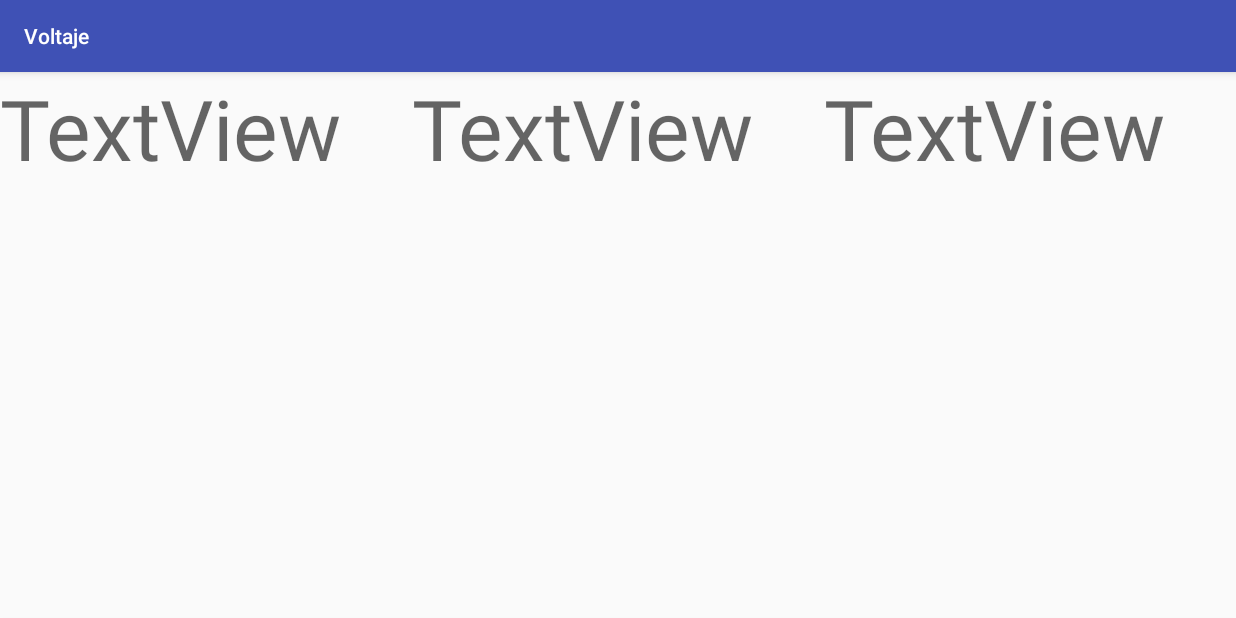
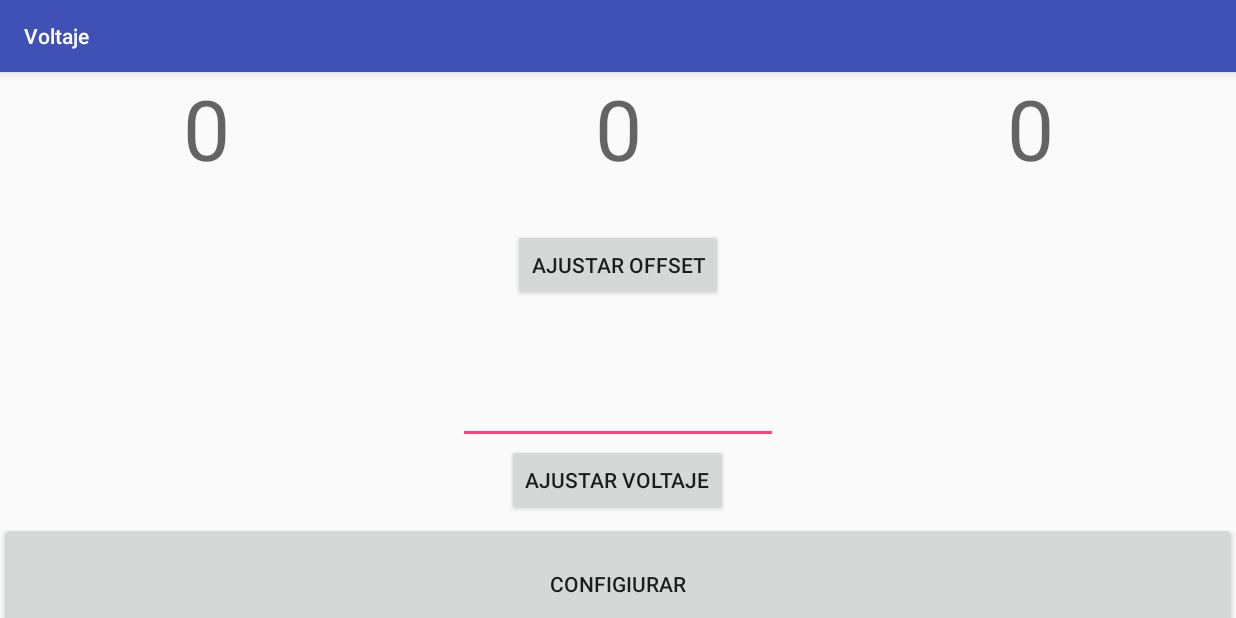
Before and after one commit to ricardo2409/Voltaje, an Android app: the screen it shows after launch (MainActivity), on a phone screen of 824 x 412 dp (held sideways). Run offline under Robolectric (Android 15) with nearby library versions, the phone set to English and light mode, and no system bars.

Commit message:
Before adding readConfig in beginListenForData

```diff
--- a/app/src/main/AndroidManifest.xml
+++ b/app/src/main/AndroidManifest.xml
@@ -10,7 +10,7 @@
         android:roundIcon="@mipmap/ic_launcher_round"
         android:supportsRtl="true"
         android:theme="@style/AppTheme">
-        <activity android:name=".MainActivity" android:screenOrientation="landscape">
+        <activity android:name=".MainActivity" android:screenOrientation="landscape" android:windowSoftInputMode="stateHidden">
             <intent-filter>
                 <action android:name="android.intent.action.MAIN" />
                 <action android:name="android.bluetooth.device.action.ACL_CONNECTED" />
--- a/app/src/main/res/layout/activity_main.xml
+++ b/app/src/main/res/layout/activity_main.xml
@@ -16,12 +16,33 @@
             android:layout_height="300dp"
             android:orientation="horizontal">
 
+            <LinearLayout
+                android:layout_width="match_parent"
+                android:layout_height="wrap_content"
+                android:layout_weight="1"
+                android:orientation="vertical">
+
+                <LinearLayout
+                    android:layout_width="match_parent"
+                    android:layout_height="match_parent"
+                    android:orientation="horizontal">
+
                     <TextView
                         android:id="@+id/tvVoltaje1"
                         android:layout_width="wrap_content"
                         android:layout_height="wrap_content"
                         android:layout_weight="1"
-                android:text="TextView"
+                        android:gravity="center_vertical|center_horizontal"
+                        android:text="0"
+                        android:textAppearance="@style/TextAppearance.AppCompat.Display3" />
+
+                    <TextView
+                        android:id="@+id/tvVoltaje3"
+                        android:layout_width="wrap_content"
+                        android:layout_height="wrap_content"
+                        android:layout_weight="1"
+                        android:gravity="center_horizontal"
+                        android:text="0"
                         android:textAppearance="@style/TextAppearance.AppCompat.Display3" />
 
                     <TextView
@@ -29,30 +50,69 @@
                         android:layout_width="wrap_content"
                         android:layout_height="wrap_content"
                         android:layout_weight="1"
-                android:text="TextView"
+                        android:gravity="center_horizontal"
+                        android:text="0"
                         android:textAppearance="@style/TextAppearance.AppCompat.Display3" />
 
-            <TextView
-                android:id="@+id/tvVoltaje3"
+                </LinearLayout>
+
+                <Space
+                    android:layout_width="match_parent"
+                    android:layout_height="30dp"
+                    android:layout_weight="1" />
+                <Button
+                    android:id="@+id/btnOffset"
                     android:layout_width="wrap_content"
                     android:layout_height="wrap_content"
+                    android:layout_gravity="center_vertical|center_horizontal"
                     android:layout_weight="1"
-                android:text="TextView"
-                android:textAppearance="@style/TextAppearance.AppCompat.Display3" />
+                    android:text="Ajustar Offset" />
+
+                <Space
+                    android:layout_width="match_parent"
+                    android:layout_height="50dp" />
+
+                <EditText
+                    android:id="@+id/etGanancia"
+                    android:layout_width="wrap_content"
+                    android:layout_height="wrap_content"
+                    android:layout_gravity="center_vertical|center_horizontal"
+                    android:ems="10"
+                    android:foregroundGravity="center_horizontal"
+                    android:gravity="center_horizontal"
+                    android:inputType="numberDecimal" />
+
+                <Button
+                    android:id="@+id/btnGanancia"
+                    android:layout_width="wrap_content"
+                    android:layout_height="wrap_content"
+                    android:layout_gravity="center_vertical|center_horizontal"
+                    android:text="Ajustar Voltaje" />
+
+            </LinearLayout>
+
         </LinearLayout>
 
         <LinearLayout
             android:layout_width="match_parent"
             android:layout_height="165dp"
             android:gravity="center_vertical"
-            android:orientation="horizontal">
+            android:orientation="vertical">
+
+            <Button
+                android:id="@+id/btnConfigurar"
+                android:layout_width="match_parent"
+                android:layout_height="30dp"
+                android:layout_weight="1"
+                android:text="Configiurar" />
 
             <Button
                 android:id="@+id/btnConnect"
-                android:layout_width="wrap_content"
-                android:layout_height="wrap_content"
+                android:layout_width="match_parent"
+                android:layout_height="30dp"
                 android:layout_weight="1"
                 android:text="Conectar a Módulo Bluetooth" />
+
         </LinearLayout>
     </LinearLayout>
 </android.support.constraint.ConstraintLayout>
```
Also changed, not shown: app/src/main/java/com/example/sergiotrevino/voltaje/MainActivity.java (+78 -7 lines). Lines whose indentation alone changed are shown as unchanged.
